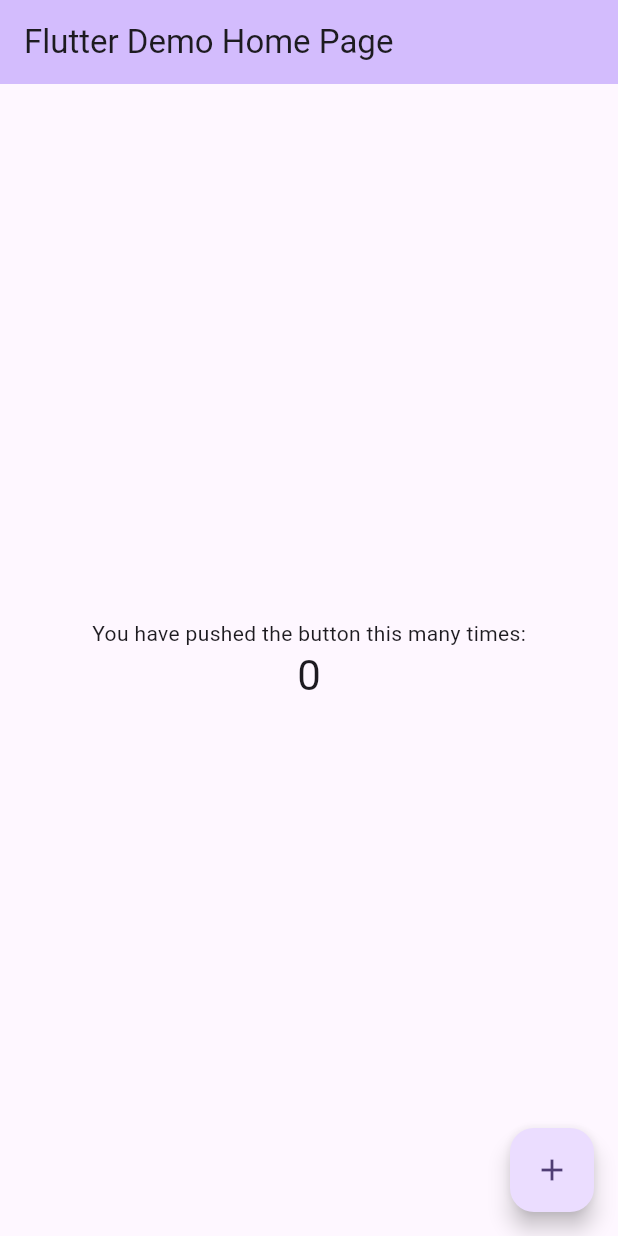
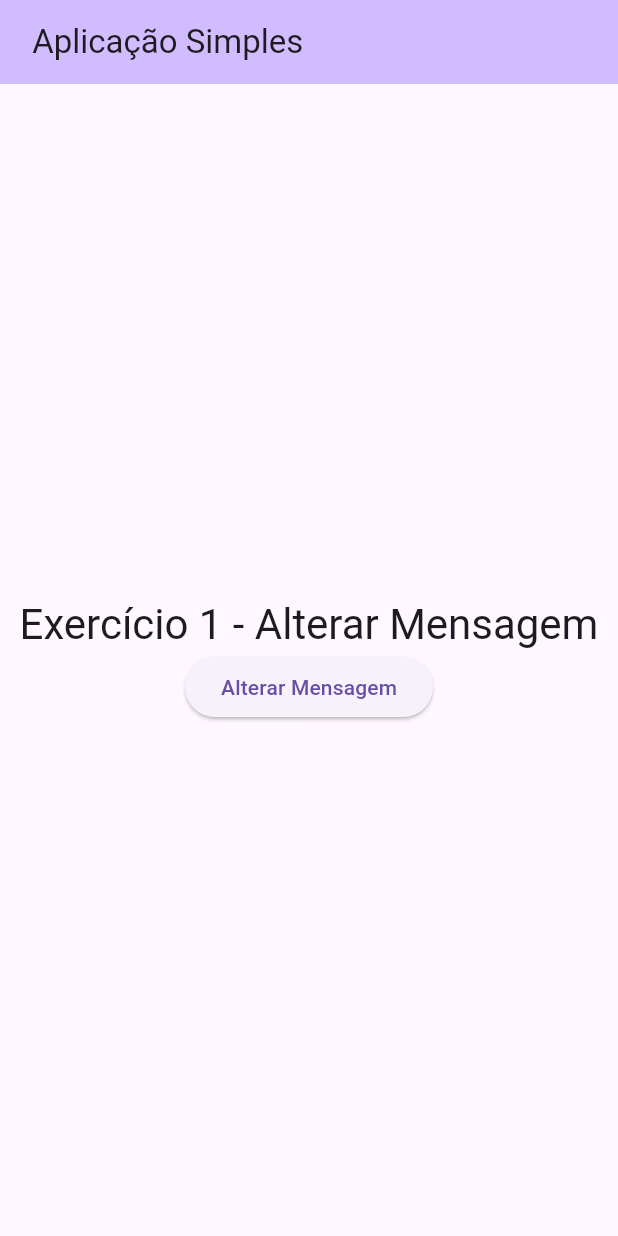
Before and after one commit to Erysilva98/WorkSpace_Flutter, a Flutter app: the screen it shows after launch, on a phone screen of 412 x 824 dp. Run offline on Flutter 3.47's test engine with Material 3 defaults, Android fonts, the phone set to English and light mode, and no system bars.

Commit message:
Exercicio 1, alterar mensagem

```diff
--- a/AppSimples/app/lib/main.dart
+++ b/AppSimples/app/lib/main.dart
@@ -7,46 +7,17 @@ void main() {
 class MyApp extends StatelessWidget {
   const MyApp({super.key});
 
-  // This widget is the root of your application.
   @override
   Widget build(BuildContext context) {
     return MaterialApp(
       title: 'Flutter Demo',
-      theme: ThemeData(
-        // This is the theme of your application.
-        //
-        // TRY THIS: Try running your application with "flutter run". You'll see
-        // the application has a purple toolbar. Then, without quitting the app,
-        // try changing the seedColor in the colorScheme below to Colors.green
-        // and then invoke "hot reload" (save your changes or press the "hot
-        // reload" button in a Flutter-supported IDE, or press "r" if you used
-        // the command line to start the app).
-        //
-        // Notice that the counter didn't reset back to zero; the application
-        // state is not lost during the reload. To reset the state, use hot
-        // restart instead.
-        //
-        // This works for code too, not just values: Most code changes can be
-        // tested with just a hot reload.
-        colorScheme: ColorScheme.fromSeed(seedColor: Colors.deepPurple),
-        useMaterial3: true,
-      ),
-      home: const MyHomePage(title: 'Flutter Demo Home Page'),
+      home: const MyHomePage(title: ' Aplicação Simples'),
     );
   }
 }
 
 class MyHomePage extends StatefulWidget {
   const MyHomePage({super.key, required this.title});
-
-  // This widget is the home page of your application. It is stateful, meaning
-  // that it has a State object (defined below) that contains fields that affect
-  // how it looks.
-
-  // This class is the configuration for the state. It holds the values (in this
-  // case the title) provided by the parent (in this case the App widget) and
-  // used by the build method of the State. Fields in a Widget subclass are
-  // always marked "final".
 
   final String title;
 
@@ -55,71 +26,36 @@ class MyHomePage extends StatefulWidget {
 }
 
 class _MyHomePageState extends State<MyHomePage> {
-  int _counter = 0;
+  String _message = 'Exercício 1 - Alterar Mensagem';
 
-  void _incrementCounter() {
+  void _changeMessage() {
     setState(() {
-      // This call to setState tells the Flutter framework that something has
-      // changed in this State, which causes it to rerun the build method below
-      // so that the display can reflect the updated values. If we changed
-      // _counter without calling setState(), then the build method would not be
-      // called again, and so nothing would appear to happen.
-      _counter++;
+      _message = 'Sucesso mensagem foi alterada!';
     });
   }
 
   @override
   Widget build(BuildContext context) {
-    // This method is rerun every time setState is called, for instance as done
-    // by the _incrementCounter method above.
-    //
-    // The Flutter framework has been optimized to make rerunning build methods
-    // fast, so that you can just rebuild anything that needs updating rather
-    // than having to individually change instances of widgets.
     return Scaffold(
       appBar: AppBar(
-        // TRY THIS: Try changing the color here to a specific color (to
-        // Colors.amber, perhaps?) and trigger a hot reload to see the AppBar
-        // change color while the other colors stay the same.
         backgroundColor: Theme.of(context).colorScheme.inversePrimary,
-        // Here we take the value from the MyHomePage object that was created by
-        // the App.build method, and use it to set our appbar title.
         title: Text(widget.title),
       ),
       body: Center(
-        // Center is a layout widget. It takes a single child and positions it
-        // in the middle of the parent.
         child: Column(
-          // Column is also a layout widget. It takes a list of children and
-          // arranges them vertically. By default, it sizes itself to fit its
-          // children horizontally, and tries to be as tall as its parent.
-          //
-          // Column has various properties to control how it sizes itself and
-          // how it positions its children. Here we use mainAxisAlignment to
-          // center the children vertically; the main axis here is the vertical
-          // axis because Columns are vertical (the cross axis would be
-          // horizontal).
-          //
-          // TRY THIS: Invoke "debug painting" (choose the "Toggle Debug Paint"
-          // action in the IDE, or press "p" in the console), to see the
-          // wireframe for each widget.
           mainAxisAlignment: MainAxisAlignment.center,
           children: <Widget>[
-            const Text(
-              'You have pushed the button this many times:',
+            Text(
+              _message,
+              style: Theme.of(context).textTheme.headlineMedium,
             ),
-            Text(
-              '$_counter',
-              style: Theme.of(context).textTheme.headlineMedium,
+            ElevatedButton(
+              onPressed: _changeMessage,
+              child: const Text('Alterar Mensagem'),
             ),
           ],
         ),
       ),
-      floatingActionButton: FloatingActionButton(
-        onPressed: _incrementCounter,
-        tooltip: 'Increment',
-        child: const Icon(Icons.add),
-      ), // This trailing comma makes auto-formatting nicer for build methods.
     );
   }
 }
```
